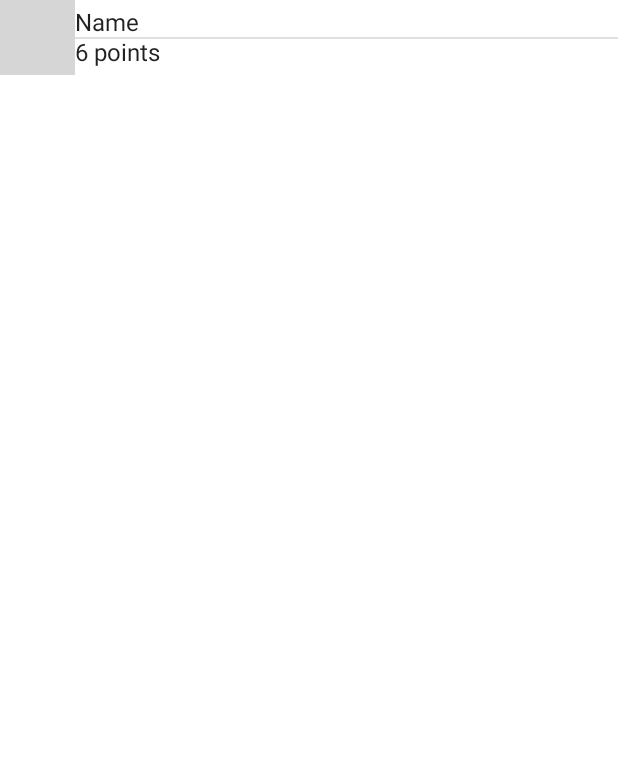
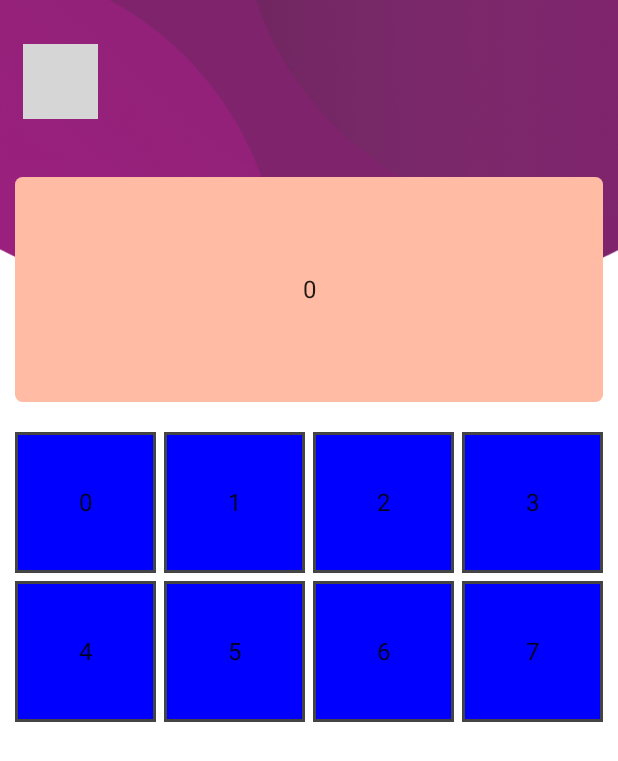
Before and after one commit to giaanqn95/AeonCompose, an Android app built with Jetpack Compose: the HomeScreen screen opened through its navigation route, on a phone screen of 412 x 824 dp. Shown: the top 761 px of the screen. Run offline under Robolectric (Android 15) with nearby library versions, the phone set to English and light mode, and no system bars; our stand-ins replace Dagger/Hilt's generated code, accompanist, constraintlayout-compose; grey boxes are pictures that could not be loaded.

Commit message:
Update code with custom scroll

```diff
--- a/app/build.gradle
+++ b/app/build.gradle
@@ -69,7 +69,7 @@ dependencies {
     androidTestImplementation "androidx.compose.ui:ui-test-junit4:$compose_version"
     debugImplementation "androidx.compose.ui:ui-tooling:$compose_version"
     implementation "androidx.constraintlayout:constraintlayout-compose:1.0.0-rc01"
-
+    implementation "com.google.accompanist:accompanist-flowlayout:0.21.1-beta"
 
     def nav_version = '2.3.5'
     //navigation
--- a/app/src/main/java/com/example/aeoncompose/MainActivity.kt
+++ b/app/src/main/java/com/example/aeoncompose/MainActivity.kt
@@ -96,7 +96,7 @@ fun MainView() {
         Surface(color = MaterialTheme.colors.background) {
             NavHost(
                 navController = navController,
-                startDestination = KYCScreen.getName(),
+                startDestination = HomeScreen.getName(),
             ) {
                 navigation(startDestination = KYCScreen.Preload.name, route = KYCScreen.getName()) {
                     composable(KYCScreen.Preload.name) { PreloadView(navHostController = navController) }
--- a/app/src/main/java/com/example/aeoncompose/ui/view/home/HomeView.kt
+++ b/app/src/main/java/com/example/aeoncompose/ui/view/home/HomeView.kt
@@ -1,43 +1,75 @@
 package com.example.aeoncompose.ui.view.home
 
+import androidx.compose.foundation.ExperimentalFoundationApi
 import androidx.compose.foundation.Image
 import androidx.compose.foundation.background
-import androidx.compose.foundation.layout.Column
-import androidx.compose.foundation.layout.fillMaxWidth
-import androidx.compose.foundation.layout.size
+import androidx.compose.foundation.border
+import androidx.compose.foundation.layout.*
 import androidx.compose.foundation.lazy.LazyColumn
+import androidx.compose.foundation.lazy.LazyRow
+import androidx.compose.foundation.lazy.items
 import androidx.compose.foundation.shape.CircleShape
-import androidx.compose.material.Divider
+import androidx.compose.foundation.shape.RoundedCornerShape
 import androidx.compose.material.Text
 import androidx.compose.runtime.Composable
+import androidx.compose.runtime.LaunchedEffect
+import androidx.compose.ui.Alignment
 import androidx.compose.ui.Modifier
+import androidx.compose.ui.draw.clip
 import androidx.compose.ui.graphics.Color
+import androidx.compose.ui.layout.ContentScale
 import androidx.compose.ui.res.painterResource
 import androidx.compose.ui.unit.dp
 import androidx.constraintlayout.compose.ConstraintLayout
 import androidx.navigation.NavHostController
 import com.example.aeoncompose.R
+import com.example.aeoncompose.utils.CircularList
+import com.example.aeoncompose.utils.ComposePagerSnapHelper
+import com.example.aeoncompose.utils.ScreenUtils
+import com.google.accompanist.flowlayout.FlowRow
+import com.google.accompanist.flowlayout.SizeMode
+import kotlinx.coroutines.delay
+import java.util.*
+
+@OptIn(ExperimentalFoundationApi::class)
+@Composable
+fun HomeScreen(navHostController: NavHostController) {
+    Column {
+        HeaderProfile()
+        LazyColumn {
+            item { SlideBanner() }
+            item { QuickAction() }
+        }
+    }
+}
 
 @Composable
-fun HomeScreen(navHostController: NavHostController) {
-
-    Column {
-        ConstraintLayout(modifier = Modifier) {
+private fun HeaderProfile() {
+    ConstraintLayout(
+        modifier = Modifier
+            .wrapContentHeight()
+            .padding(start = 0.dp, top = 0.dp, bottom = 0.dp, end = 0.dp)
+    ) {
         val (imgAvatar, vDivider, tvName, tvPoint) = createRefs()
-
+        Image(
+            painter = painterResource(id = R.drawable.bg_header_1),
+            contentDescription = null,
+            modifier = Modifier.fillMaxWidth(),
+            contentScale = ContentScale.FillWidth
+        )
         Image(
             painter = painterResource(id = R.drawable.logo_member),
             contentDescription = null,
             modifier = Modifier
-                    .background(Color.Transparent, CircleShape)
+                .clip(CircleShape)
                 .size(50.dp)
                 .constrainAs(imgAvatar) {
                     centerVerticallyTo(parent)
-                        start.linkTo(parent.start)
+                    start.linkTo(parent.start, margin = 15.dp)
                 }
         )
 
-            Divider(modifier = Modifier
+        Spacer(modifier = Modifier
             .fillMaxWidth()
             .constrainAs(vDivider) {
                 centerTo(parent)
@@ -53,9 +85,71 @@ fun HomeScreen(navHostController: NavHostController) {
             top.linkTo(vDivider.bottom)
         })
     }
+}
 
-        LazyColumn {
+@Composable
+private fun SlideBanner() {
+    Box(
+        modifier = Modifier.fillMaxWidth()
+    ) {
+        val items = CircularList(listOf(0, 1, 2, 3, 4, 5, 6, 7, 8, 9))
+        Image(
+            painter = painterResource(id = R.drawable.bg_header_2),
+            contentDescription = null,
+            contentScale = ContentScale.FillWidth,
+            modifier = Modifier.fillMaxWidth()
+        )
 
+        ComposePagerSnapHelper(width = ScreenUtils.screenWidth.dp) { state ->
+            LaunchedEffect(true) {
+                repeat(Int.MAX_VALUE) {
+                    delay(1000)
+                    state.animateScrollToItem(index = it % state.layoutInfo.totalItemsCount)
+                }
+            }
+            LazyRow(
+                modifier = Modifier
+                    .padding(10.dp)
+                    .clip(RoundedCornerShape(5.dp)), state = state
+            ) {
+                items(items) { item ->
+                    Box(
+                        modifier = Modifier
+                            .fillParentMaxWidth()
+                            .height(150.dp)
+                            .background(randomColor())
+                    ) {
+                        Text(text = item.toString(), modifier = Modifier.align(Alignment.Center))
                     }
                 }
             }
+        }
+    }
+}
+
+@Composable
+private fun QuickAction() {
+    FlowRow(
+        mainAxisSize = SizeMode.Expand,
+        mainAxisSpacing = 5.dp,
+        crossAxisSpacing = 5.dp,
+        modifier = Modifier.padding(10.dp)
+    ) {
+        repeat(8) {
+            Box(
+                modifier = Modifier
+                    .size((ScreenUtils.screenWidth / 4).dp - 9.dp)
+                    .background(Color.Blue)
+                    .border(2.dp, Color.DarkGray),
+                contentAlignment = Alignment.Center,
+            ) {
+                Text(it.toString())
+            }
+        }
+    }
+}
+
+fun randomColor(): Color {
+    val rnd = Random()
+    return Color(255, rnd.nextInt(256), rnd.nextInt(256))
+}
--- /dev/null
+++ b/app/src/main/java/com/example/aeoncompose/utils/CircularList.kt
@@ -0,0 +1,17 @@
+package com.example.aeoncompose.utils
+
+class CircularList(
+    private val content: List<Int>
+) : List<Int> {
+    override val size: Int = Int.MAX_VALUE
+    override fun contains(element: Int): Boolean = content.contains(element = element)
+    override fun containsAll(elements: Collection<Int>): Boolean = content.containsAll(elements)
+    override fun get(index: Int): Int = content[index % content.size]
+    override fun indexOf(element: Int): Int = content.indexOf(element)
+    override fun isEmpty(): Boolean = content.isEmpty()
+    override fun iterator(): Iterator<Int> = content.iterator()
+    override fun lastIndexOf(element: Int): Int = content.lastIndexOf(element)
+    override fun listIterator(): ListIterator<Int> = content.listIterator()
+    override fun listIterator(index: Int): ListIterator<Int> = content.listIterator(index)
+    override fun subList(fromIndex: Int, toIndex: Int): List<Int> = content.subList(fromIndex, toIndex)
+}
--- /dev/null
+++ b/app/src/main/java/com/example/aeoncompose/utils/ComposePagerSnapHelper.kt
@@ -0,0 +1,130 @@
+package com.example.aeoncompose.utils
+
+import androidx.compose.foundation.layout.Box
+import androidx.compose.foundation.lazy.LazyListItemInfo
+import androidx.compose.foundation.lazy.LazyListState
+import androidx.compose.foundation.lazy.rememberLazyListState
+import androidx.compose.runtime.Composable
+import androidx.compose.runtime.mutableStateOf
+import androidx.compose.runtime.remember
+import androidx.compose.runtime.rememberCoroutineScope
+import androidx.compose.ui.Modifier
+import androidx.compose.ui.geometry.Offset
+import androidx.compose.ui.input.nestedscroll.NestedScrollConnection
+import androidx.compose.ui.input.nestedscroll.NestedScrollSource
+import androidx.compose.ui.input.nestedscroll.nestedScroll
+import androidx.compose.ui.platform.LocalDensity
+import androidx.compose.ui.unit.Dp
+import androidx.compose.ui.unit.Velocity
+import kotlinx.coroutines.launch
+
+@Composable
+fun rememberPagerSnapState(): PagerSnapState {
+    return remember { PagerSnapState() }
+}
+
+/**
+ * This class maintains the state of the pager snap.
+ */
+class PagerSnapState {
+
+    val isSwiping = mutableStateOf(false)
+
+    val firstVisibleItemIndex = mutableStateOf(0)
+
+    val offsetInfo = mutableStateOf(0)
+
+    internal fun updateScrollToItemPosition(itemPos: LazyListItemInfo?) {
+        if (itemPos != null) {
+            this.offsetInfo.value = itemPos.offset
+            this.firstVisibleItemIndex.value = itemPos.index
+        }
+    }
+
+    internal suspend fun scrollItemToSnapPosition(listState: LazyListState, position: Int) {
+        listState.animateScrollToItem(position)
+    }
+}
+
+class PagerSnapNestedScrollConnection(
+    private val state: PagerSnapState,
+    private val listState: LazyListState,
+    private val scrollTo: () -> Unit
+): NestedScrollConnection {
+
+    override fun onPreScroll(available: Offset, source: NestedScrollSource): Offset = when (source) {
+        NestedScrollSource.Drag -> onScroll()
+        else -> Offset.Zero
+    }
+
+    override fun onPostScroll(
+        consumed: Offset,
+        available: Offset,
+        source: NestedScrollSource
+    ): Offset = when (source) {
+        NestedScrollSource.Drag -> onScroll()
+        else -> Offset.Zero
+    }
+
+    private fun onScroll(): Offset {
+        state.isSwiping.value = true
+        return Offset.Zero
+    }
+
+    override suspend fun onPostFling(consumed: Velocity, available: Velocity): Velocity = when {
+        state.isSwiping.value -> {
+
+            state.updateScrollToItemPosition(listState.layoutInfo.visibleItemsInfo.firstOrNull())
+
+            scrollTo()
+
+            Velocity.Zero
+        }
+        else -> {
+            Velocity.Zero
+        }
+    }.also {
+        state.isSwiping.value = false
+    }
+
+}
+
+@Composable
+fun ComposePagerSnapHelper(
+    width: Dp,
+    context: @Composable (LazyListState) -> Unit
+) {
+
+    val state = rememberPagerSnapState()
+    val listState = rememberLazyListState()
+
+    val scope = rememberCoroutineScope()
+
+    val widthPx = with(LocalDensity.current) {
+        width.roundToPx()
+    }
+
+    val connection = remember(state, listState) {
+        PagerSnapNestedScrollConnection(state, listState) {
+
+            val firstItemIndex = state.firstVisibleItemIndex.value
+            val firstItemOffset = kotlin.math.abs(state.offsetInfo.value)
+
+            val position = when {
+                firstItemOffset <= widthPx.div(2) -> firstItemIndex
+                else -> firstItemIndex.plus(1)
+            }
+
+            scope.launch {
+                state.scrollItemToSnapPosition(listState, position)
+            }
+
+        }
+    }
+
+    Box(
+        modifier = Modifier.nestedScroll(connection)
+    ) {
+        context(listState)
+    }
+}
--- a/app/src/main/res/values/themes.xml
+++ b/app/src/main/res/values/themes.xml
@@ -10,6 +10,7 @@
         <item name="colorSecondaryVariant">@color/teal_700</item>
         <item name="colorOnSecondary">@color/black</item>
         <item name="android:fitsSystemWindows">false</item>
+        <item name="background">@color/white</item>
         <!-- Status bar color. -->
         <item name="android:statusBarColor" tools:targetApi="l">?attr/colorPrimaryVariant</item>
         <!-- Customize your theme here. -->
```
Also changed, not shown: app/src/main/java/com/example/aeoncompose/ui/view/login/LoginView.kt (+19 -7 lines), app/src/main/res/drawable/bg_header_1.png (added), app/src/main/res/drawable/bg_header_2.png (added). Lines whose indentation alone changed are shown as unchanged.
